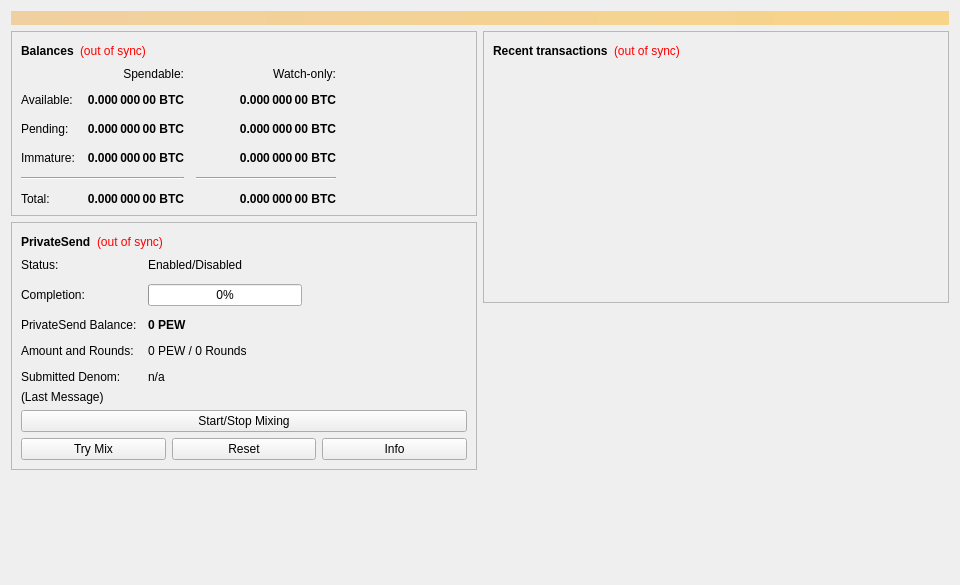
The window that src/qt/forms/overviewpage.ui (twachikku/brofist) describes before a commit, drawn with Qt 5.
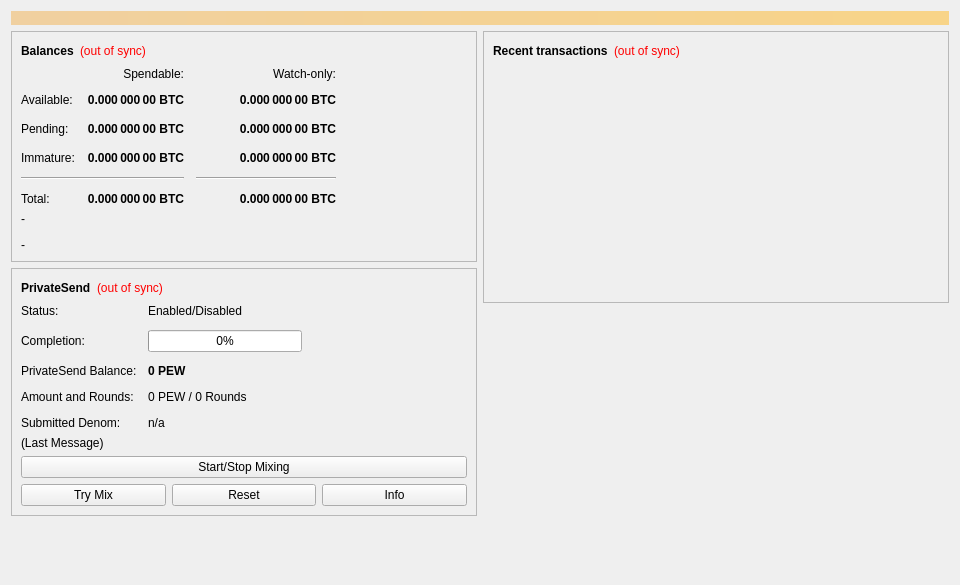
The same window after the commit.

What changed in the file:
```diff
--- a/src/qt/forms/overviewpage.ui
+++ b/src/qt/forms/overviewpage.ui
@@ -389,6 +389,16 @@
             </item>
            </layout>
           </item>
+          <item>
+           <widget class="QLabel" name="MessageLabel">
+            <property name="text">
+             <string>&lt;html&gt;&lt;head/&gt;&lt;body&gt;&lt;p&gt;-&lt;/p&gt;&lt;p&gt;-&lt;/p&gt;&lt;/body&gt;&lt;/html&gt;</string>
+            </property>
+            <property name="wordWrap">
+             <bool>true</bool>
+            </property>
+           </widget>
+          </item>
          </layout>
         </widget>
        </item>
```
